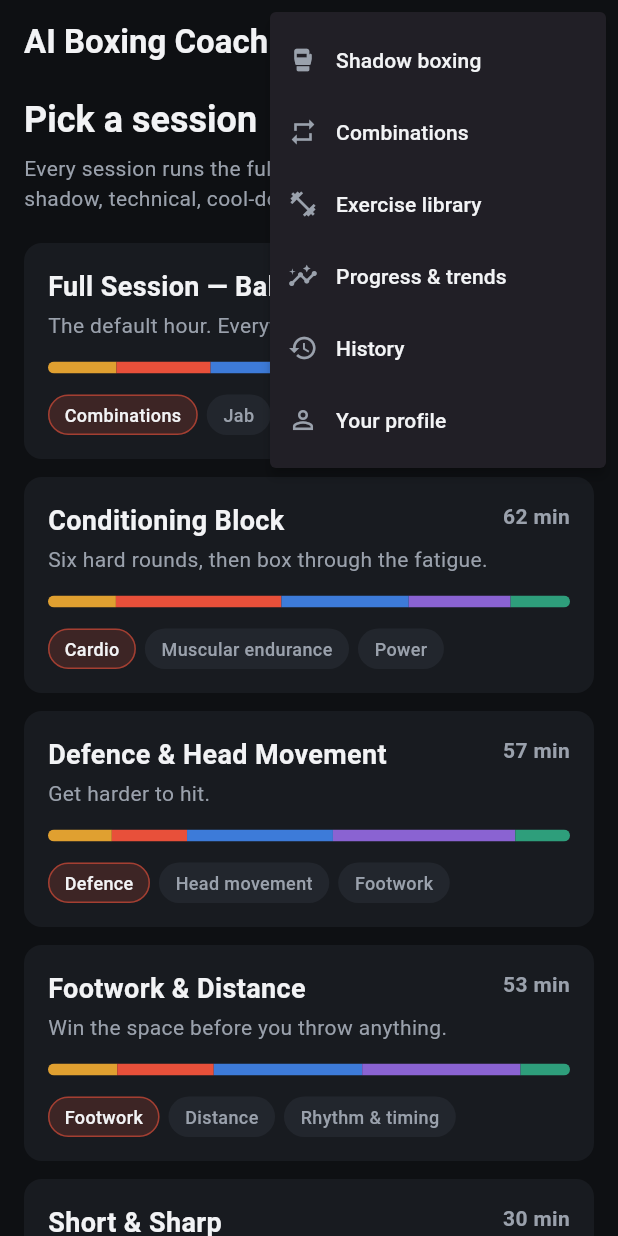
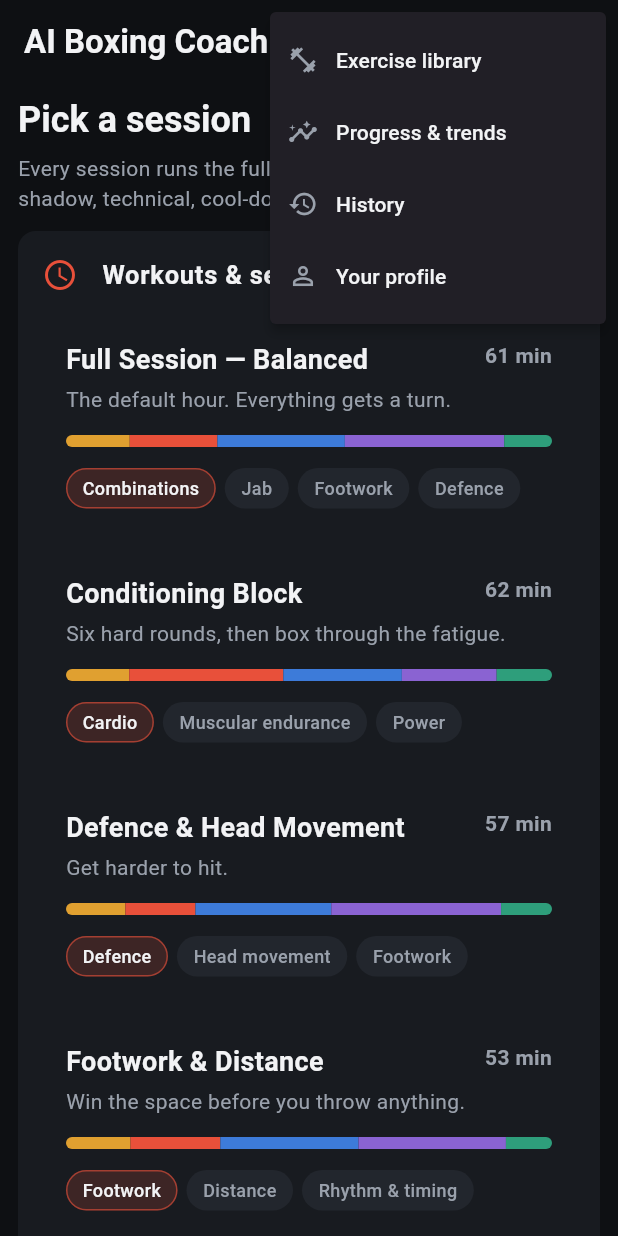
Before and after one commit to grantjm9992/ai-boxing-coach, a Flutter app: the screen it shows once a user with an empty profile is signed in, after a tap on the "menu" icon, on a phone screen of 412 x 824 dp. Run offline on Flutter 3.47's test engine with Material 3 defaults, Android fonts, the phone set to English and light mode, and no system bars; our stand-ins replace audioplayers, camera, flutter_tts, share_plus, shared_preferences, supabase_flutter and 2 more; accounts and stored records are empty.

Commit message:
Home accordions + timed shadow/drill rounds
- Home page restructured into three accordions — Workouts & sessions,
  Shadow boxing, Combination drills — replacing the flat template list.
  Secondary destinations (Exercise library, Progress, History, Profile) stay
  in the app-bar menu.
- Shadow boxing accordion: a 1–3 min length picker + Start, straight into the
  camera set-up. Combination drills accordion lists the combos; opening one
  shows detail + a length picker, then the drill.
- Timed rounds: RoundCaptureScreen gains maxDuration — a live countdown that
  auto-stops and analyses at zero (manual "Stop early" still works). Shared
  DurationSelector (60–180s, 30s steps).

305 tests pass (+2), flutter analyze clean.

Co-Authored-By: Claude Opus 4.8 <noreply@anthropic.com>
Claude-Session: https://claude.ai/code/session_01XPCxA5AS54LJCAw5evE3KK

```diff
--- a/app/lib/ui/screens/home_screen.dart
+++ b/app/lib/ui/screens/home_screen.dart
@@ -9,7 +9,9 @@ import '../format.dart';
 import '../theme.dart';
 import '../widgets/category_widgets.dart';
 import '../widgets/phase_bar.dart';
-import 'combination_library_screen.dart';
+import '../../data/combination_library.dart';
+import '../widgets/duration_selector.dart';
+import 'combination_detail_screen.dart';
 import 'exercise_library_screen.dart';
 import 'history_screen.dart';
 import 'profile_screen.dart';
@@ -37,14 +39,36 @@ class HomeScreen extends StatelessWidget {
         ],
       ),
       body: ListView(
-        padding: const EdgeInsets.fromLTRB(16, 8, 16, 32),
+        padding: const EdgeInsets.fromLTRB(12, 8, 12, 32),
         children: <Widget>[
           const _Preamble(),
-          const SizedBox(height: 20),
-          for (final template in SessionTemplates.all) ...<Widget>[
-            _TemplateCard(template: template),
-            const SizedBox(height: 12),
-          ],
+          const SizedBox(height: 12),
+          _HomeSection(
+            title: 'Workouts & sessions',
+            icon: Icons.schedule,
+            initiallyExpanded: true,
+            children: <Widget>[
+              for (final template in SessionTemplates.all) ...<Widget>[
+                _TemplateCard(template: template),
+                const SizedBox(height: 12),
+              ],
+            ],
+          ),
+          if (FeatureFlags.shadowBoxingV2)
+            const _HomeSection(
+              title: 'Shadow boxing',
+              icon: Icons.sports_mma,
+              children: <Widget>[_ShadowSection()],
+            ),
+          if (FeatureFlags.combinationDrills)
+            _HomeSection(
+              title: 'Combination drills',
+              icon: Icons.repeat,
+              children: <Widget>[
+                for (final combo in CombinationLibrary.all)
+                  _ComboTile(combo: combo),
+              ],
+            ),
         ],
       ),
     );
@@ -54,8 +78,6 @@ class HomeScreen extends StatelessWidget {
 /// The single home menu — replaces the row of app-bar icons, which had grown
 /// cramped. Add destinations here, not more buttons.
 enum _MenuItem {
-  shadow('Shadow boxing', Icons.sports_mma),
-  combinations('Combinations', Icons.repeat),
   exercises('Exercise library', Icons.fitness_center),
   progress('Progress & trends', Icons.insights_outlined),
   history('History', Icons.history),
@@ -72,10 +94,6 @@ class _HomeMenu extends StatelessWidget {
 
   void _onSelected(BuildContext context, _MenuItem item) {
     switch (item) {
-      case _MenuItem.shadow:
-        startShadowRound(context);
-      case _MenuItem.combinations:
-        Navigator.of(context).push(_route(const CombinationLibraryScreen()));
       case _MenuItem.exercises:
         Navigator.of(context).push(_route(const ExerciseLibraryScreen()));
       case _MenuItem.progress:
@@ -89,20 +107,12 @@ class _HomeMenu extends StatelessWidget {
 
   @override
   Widget build(BuildContext context) {
-    final items = <_MenuItem>[
-      if (FeatureFlags.shadowBoxingV2) _MenuItem.shadow,
-      if (FeatureFlags.combinationDrills) _MenuItem.combinations,
-      _MenuItem.exercises,
-      _MenuItem.progress,
-      _MenuItem.history,
-      _MenuItem.profile,
-    ];
     return PopupMenuButton<_MenuItem>(
       icon: const Icon(Icons.menu),
       tooltip: 'Menu',
       onSelected: (item) => _onSelected(context, item),
       itemBuilder: (context) => <PopupMenuEntry<_MenuItem>>[
-        for (final item in items)
+        for (final item in _MenuItem.values)
           PopupMenuItem<_MenuItem>(
             value: item,
             child: Row(
@@ -114,6 +124,110 @@ class _HomeMenu extends StatelessWidget {
             ),
           ),
       ],
+    );
+  }
+}
+
+/// One home accordion.
+class _HomeSection extends StatelessWidget {
+  const _HomeSection({
+    required this.title,
+    required this.icon,
+    required this.children,
+    this.initiallyExpanded = false,
+  });
+
+  final String title;
+  final IconData icon;
+  final List<Widget> children;
+  final bool initiallyExpanded;
+
+  @override
+  Widget build(BuildContext context) {
+    return Card(
+      clipBehavior: Clip.antiAlias,
+      child: Theme(
+        // Drop the default divider lines the ExpansionTile draws.
+        data: Theme.of(context).copyWith(dividerColor: Colors.transparent),
+        child: ExpansionTile(
+          initiallyExpanded: initiallyExpanded,
+          leading: Icon(icon, color: AppTheme.accent),
+          title: Text(
+            title,
+            style: const TextStyle(fontWeight: FontWeight.w700, fontSize: 17),
+          ),
+          childrenPadding: const EdgeInsets.fromLTRB(16, 0, 16, 16),
+          expandedCrossAxisAlignment: CrossAxisAlignment.stretch,
+          children: children,
+        ),
+      ),
+    );
+  }
+}
+
+/// Shadow boxing: pick a length and go straight to the camera set-up.
+class _ShadowSection extends StatefulWidget {
+  const _ShadowSection();
+
+  @override
+  State<_ShadowSection> createState() => _ShadowSectionState();
+}
+
+class _ShadowSectionState extends State<_ShadowSection> {
+  Duration _duration = const Duration(minutes: 2);
+
+  @override
+  Widget build(BuildContext context) {
+    return Column(
+      crossAxisAlignment: CrossAxisAlignment.stretch,
+      children: <Widget>[
+        const Text(
+          'Record a full shadow round. Guard, stance, footwork and mechanics '
+          'all get read.',
+          style: TextStyle(color: AppTheme.textSecondary, height: 1.35),
+        ),
+        const SizedBox(height: 12),
+        DurationSelector(
+          value: _duration,
+          onChanged: (d) => setState(() => _duration = d),
+        ),
+        const SizedBox(height: 8),
+        FilledButton.icon(
+          onPressed: () => startShadowRound(context, duration: _duration),
+          icon: const Icon(Icons.play_arrow),
+          label: const Text('Start'),
+        ),
+      ],
+    );
+  }
+}
+
+/// One combination row inside the drills accordion → the config/detail screen.
+class _ComboTile extends StatelessWidget {
+  const _ComboTile({required this.combo});
+
+  final CombinationDef combo;
+
+  @override
+  Widget build(BuildContext context) {
+    return ListTile(
+      contentPadding: EdgeInsets.zero,
+      leading: Text(
+        combo.numberLabel,
+        style: const TextStyle(
+          color: AppTheme.accent,
+          fontWeight: FontWeight.w700,
+          fontSize: 15,
+        ),
+      ),
+      title: Text(combo.name),
+      subtitle: Text(combo.difficulty.label),
+      trailing: const Icon(Icons.chevron_right, color: AppTheme.textSecondary),
+      onTap: () => Navigator.of(context).push(
+        MaterialPageRoute<void>(
+          builder: (_) => CombinationDetailScreen(combo: combo),
+        ),
+      ),
     );
   }
 }
--- a/app/lib/ui/screens/shadow_result_screen.dart
+++ b/app/lib/ui/screens/shadow_result_screen.dart
@@ -14,17 +14,19 @@ import 'round_capture_screen.dart';
 /// [store] is injectable for tests; production uses the default local store.
 Future<void> startShadowRound(
   BuildContext context, {
+  Duration duration = const Duration(minutes: 2),
   SessionHistoryStore? store,
   DateTime Function()? now,
 }) async {
   final capture = await Navigator.of(context).push<RoundCaptureResult>(
     MaterialPageRoute<RoundCaptureResult>(
-      builder: (_) => const RoundCaptureScreen(
+      builder: (_) => RoundCaptureScreen(
         title: 'Shadow boxing',
         framingSubtitle:
             'A shadow round coming up. Get your whole body in frame — head to '
             'feet — so the coach can read your work.',
         sessionType: SessionType.shadowBoxing,
+        maxDuration: duration,
       ),
     ),
   );
```
Also changed, not shown: app/lib/ui/screens/combination_detail_screen.dart (+8 -0 lines), app/lib/ui/screens/round_capture_screen.dart (+59 -5 lines), app/lib/ui/widgets/duration_selector.dart (added, +55 -0 lines), 4 other files.
